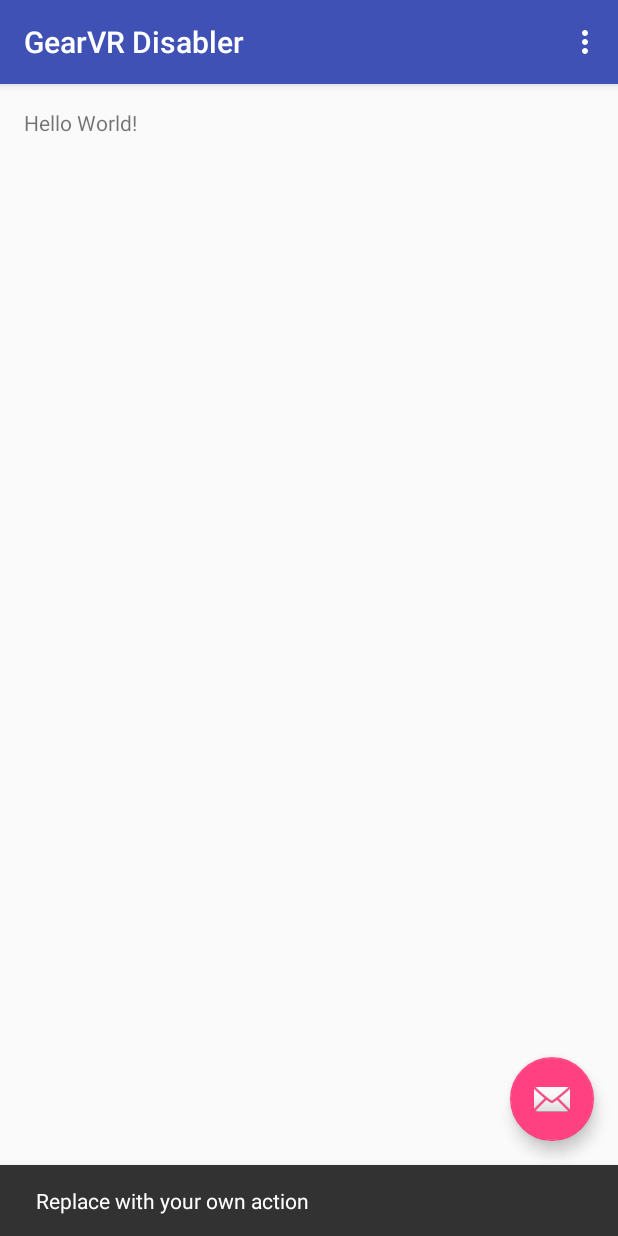
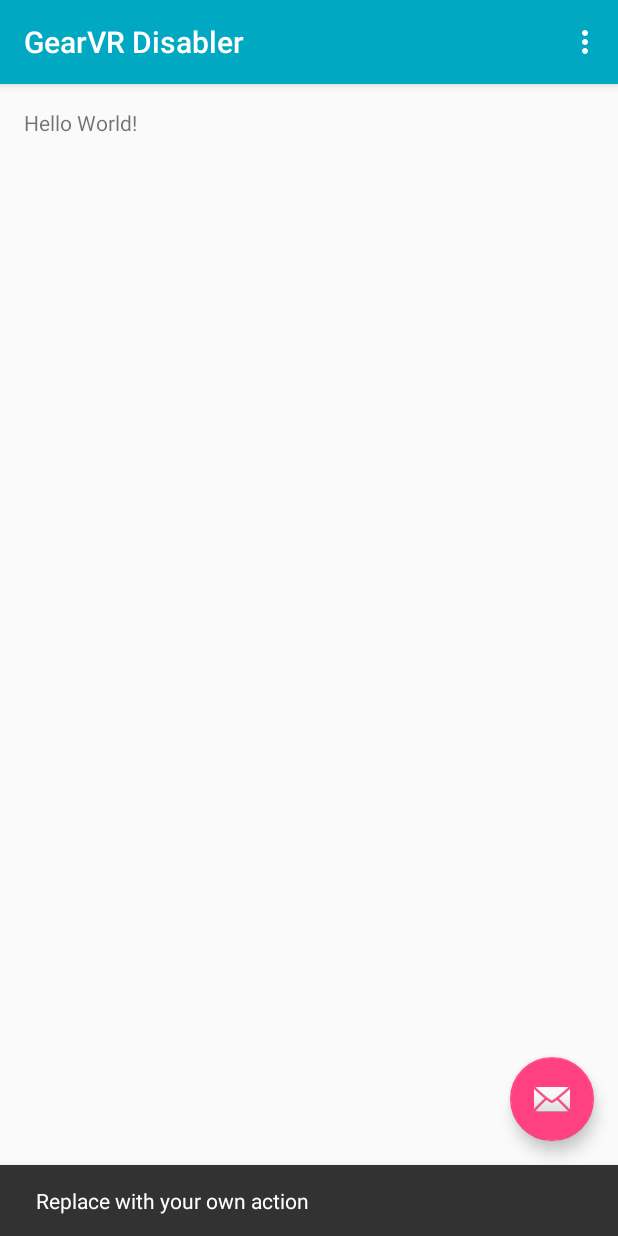
Before and after one commit to ViBorges/GearVR-Disabler, an Android app: the screen it shows after launch (MainActivity), after a tap on an icon or button, on a phone screen of 412 x 824 dp. Run offline under Robolectric (Android 15) with nearby library versions, the phone set to English and light mode, and no system bars.

Commit message:
Icon, color and admin acess classes created

```diff
--- /dev/null
+++ b/app/src/main/java/com/vba/gearvrdisabler/AdminVerification.java
@@ -0,0 +1,11 @@
+package com.vba.gearvrdisabler;
+
+public class AdminVerification extends android.app.Application {
+
+    @Override
+    public void onCreate() {
+    super.onCreate();
+
+
+    }
+}
--- a/app/src/main/res/values/colors.xml
+++ b/app/src/main/res/values/colors.xml
@@ -1,6 +1,6 @@
 <?xml version="1.0" encoding="utf-8"?>
 <resources>
-    <color name="colorPrimary">#3F51B5</color>
-    <color name="colorPrimaryDark">#303F9F</color>
+    <color name="colorPrimary">#00a8c1</color>
+    <color name="colorPrimaryDark">#008fa4</color>
     <color name="colorAccent">#FF4081</color>
 </resources>
--- a/build.gradle
+++ b/build.gradle
@@ -5,7 +5,7 @@ buildscript {
         jcenter()
     }
     dependencies {
-        classpath 'com.android.tools.build:gradle:2.2.2'
+        classpath 'com.android.tools.build:gradle:2.2.3'
 
         // NOTE: Do not place your application dependencies here; they belong
         // in the individual module build.gradle files
```
Also changed, not shown: app/src/main/AndroidManifest.xml (+10 -0 lines), app/src/main/java/com/vba/gearvrdisabler/GrantAdminAcess.java (added, +9 -0 lines), app/src/main/res/layout/activity_grant_admin_acess.xml (added, +13 -0 lines), app/src/main/ic_launcher-web.png (added), app/src/main/res/mipmap-hdpi/ic_launcher.png, app/src/main/res/mipmap-mdpi/ic_launcher.png, app/src/main/res/mipmap-xhdpi/ic_launcher.png, app/src/main/res/mipmap-xxhdpi/ic_launcher.png, app/src/main/res/mipmap-xxxhdpi/ic_launcher.png, 1 other file.
